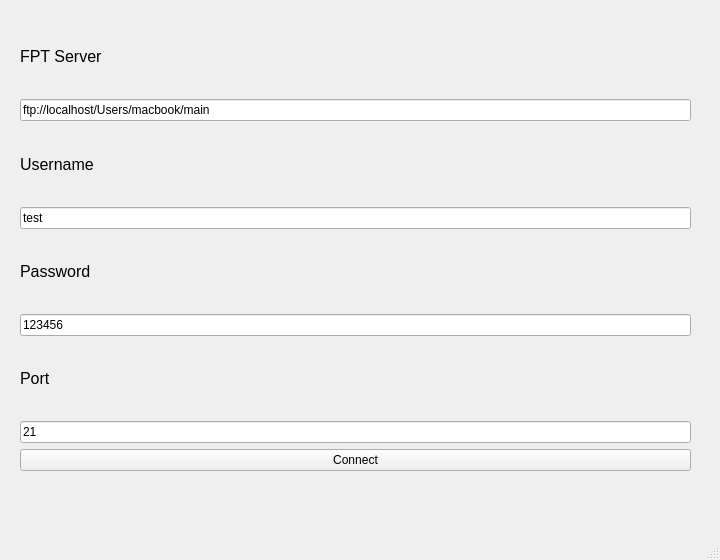
This is mainwindow.ui in manhtd98/Qt-ftp-app as Qt 5 draws it before an edit. The edited form follows.
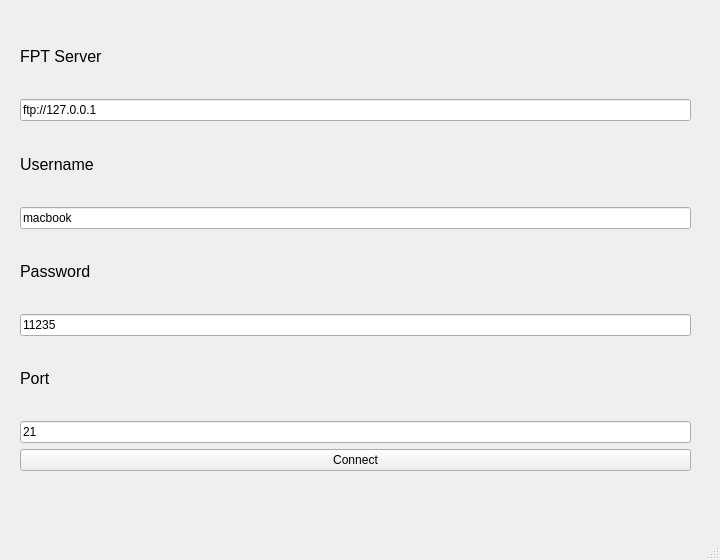
This is the edited form.

Patch:
```diff
--- a/mainwindow.ui
+++ b/mainwindow.ui
@@ -39,7 +39,7 @@
      <item>
       <widget class="QLineEdit" name="lineEdit">
        <property name="text">
-        <string>ftp://localhost/Users/macbook/main</string>
+        <string>ftp://127.0.0.1</string>
        </property>
        <property name="placeholderText">
         <string>ftp://example/</string>
@@ -61,7 +61,7 @@
      <item>
       <widget class="QLineEdit" name="lineEdit_2">
        <property name="text">
-        <string>test</string>
+        <string>macbook</string>
        </property>
        <property name="placeholderText">
         <string>username</string>
@@ -83,7 +83,7 @@
      <item>
       <widget class="QLineEdit" name="lineEdit_3">
        <property name="text">
-        <string>123456</string>
+        <string>11235</string>
        </property>
        <property name="placeholderText">
         <string>password</string>
```
